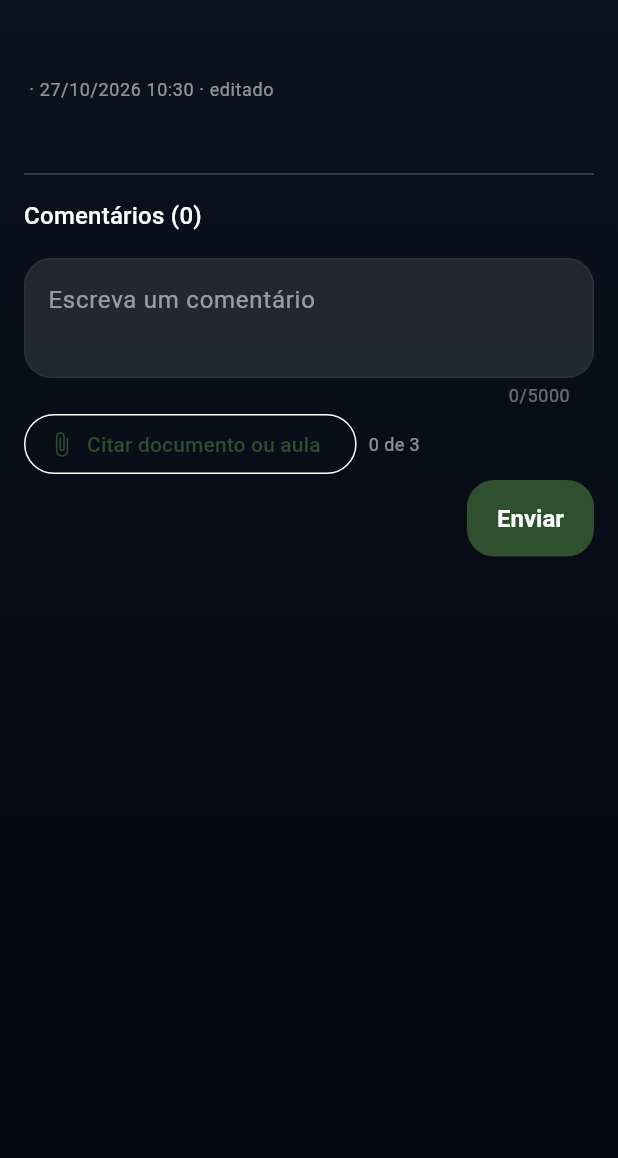
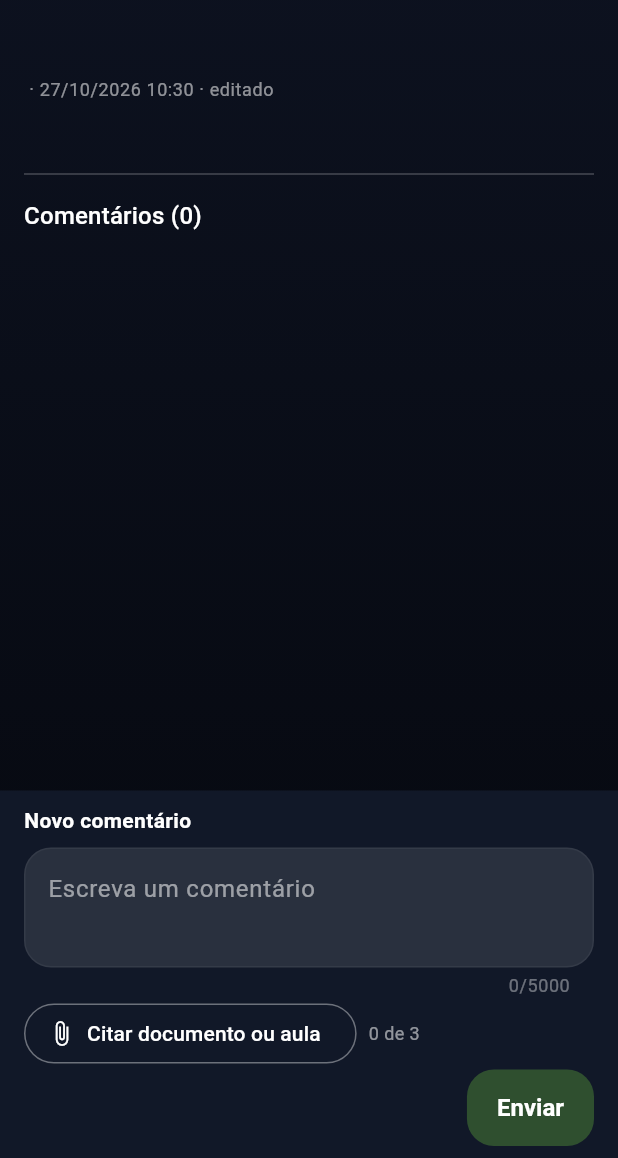
Before and after one commit to arcenojackson/app-ipe, a Flutter app: the ForumTopicPage screen opened directly with empty values, on a phone screen of 412 x 824 dp, the part 78-1236 px from its top. Run offline on Flutter 3.47's test engine with Material 3 defaults, Android fonts, the phone set to English and light mode, and no system bars; our stand-ins replace cached_network_image, cloud_firestore, cloud_functions, dio, firebase_analytics, firebase_auth and 13 more; accounts and stored records are empty; generated files the repository leaves out were written again.

Commit message:
feat(forum-app): composer único ancorado (comentar x responder) e botão Citar legível
Co-Authored-By: Claude Sonnet 5.5 <noreply@anthropic.com>

```diff
--- a/lib/src/modules/teaching_forum/presentation/forum_topic_page.dart
+++ b/lib/src/modules/teaching_forum/presentation/forum_topic_page.dart
@@ -39,6 +39,7 @@ class ForumTopicPage extends StatefulWidget {
 
 class _ForumTopicPageState extends State<ForumTopicPage> {
   late final ForumTopicController _controller;
+  ForumComment? _replyTo;
 
   @override
   void initState() {
@@ -190,8 +191,8 @@ class _ForumTopicPageState extends State<ForumTopicPage> {
     final perms = c.permissions!;
     final theme = Theme.of(context);
     final tree = buildCommentTree(c.comments);
-    return ListView(
-      padding: const EdgeInsets.fromLTRB(16, 12, 16, 48),
+    final list = ListView(
+      padding: const EdgeInsets.fromLTRB(16, 12, 16, 24),
       children: [
         Text(t.title,
             style: theme.textTheme.titleLarge
@@ -218,22 +219,98 @@ class _ForumTopicPageState extends State<ForumTopicPage> {
             perms: c.commentPerms,
             myVotes: c.myVotes,
             onVote: (cm, v) => c.vote(cm, v),
-            onReply: (cm, text, refs) => c.submitComment(text, cm, refs: refs),
+            replyingToId: _replyTo?.id,
+            onReply: (cm) => setState(() => _replyTo = cm),
             onEdit: (cm, text) => c.editComment(cm, text),
             onDelete: (cm) async {
               if (await _confirm('Apagar este comentário?')) await c.deleteComment(cm);
             },
           ),
-        const SizedBox(height: 16),
+      ],
+    );
+    final reply = _replyTo;
+    return Column(
+      children: [
+        Expanded(child: list),
         if (perms.canComment)
-          CommentComposer(
-            allowRefs: true,
-            onSubmit: (text, refs) => c.submitComment(text, null, refs: refs),
+          Material(
+            color: const Color(0xFF111828),
+            child: ConstrainedBox(
+              constraints: BoxConstraints(maxHeight: MediaQuery.of(context).size.height * 0.5),
+              child: SingleChildScrollView(
+                padding: const EdgeInsets.fromLTRB(16, 10, 16, 8),
+                child: Column(
+                  children: [
+                    // Os dois ficam montados: trocar de modo preserva os rascunhos.
+                    Offstage(
+                      offstage: reply != null,
+                      child: CommentComposer(
+                        key: const ValueKey('topic-composer'),
+                        allowRefs: true,
+                        header: const _ComposerHeader('Novo comentário'),
+                        onSubmit: (text, refs) => c.submitComment(text, null, refs: refs),
+                      ),
+                    ),
+                    if (reply != null)
+                      CommentComposer(
+                        key: ValueKey('reply-${reply.id}'),
+                        allowRefs: true,
+                        submitLabel: 'Responder',
+                        hint: 'Escreva uma resposta',
+                        header: _ComposerHeader('Respondendo a ${reply.authorName}',
+                            quote: reply.body),
+                        onCancel: () => setState(() => _replyTo = null),
+                        onSubmit: (text, refs) async {
+                          final ok = await c.submitComment(text, reply, refs: refs);
+                          if (ok && mounted) setState(() => _replyTo = null);
+                          return ok;
+                        },
+                      ),
+                  ],
+                ),
+              ),
+            ),
           )
         else
-          const Text('Este tópico não aceita novos comentários.',
-              style: TextStyle(color: Colors.white54)),
+          const Padding(
+            padding: EdgeInsets.all(16),
+            child: Text('Este tópico não aceita novos comentários.',
+                style: TextStyle(color: Colors.white54)),
+          ),
       ],
     );
   }
 }
+
+class _ComposerHeader extends StatelessWidget {
+  const _ComposerHeader(this.title, {this.quote});
+
+  final String title;
+  final String? quote;
+
+  @override
+  Widget build(BuildContext context) {
+    return Padding(
+      padding: const EdgeInsets.only(bottom: 8),
+      child: Column(
+        crossAxisAlignment: CrossAxisAlignment.start,
+        children: [
+          Text(title,
+              style: const TextStyle(color: Colors.white, fontWeight: FontWeight.w600)),
+          if (quote != null)
+            Container(
+              margin: const EdgeInsets.only(top: 4),
+              padding: const EdgeInsets.only(left: 8),
+              decoration: const BoxDecoration(
+                border: Border(left: BorderSide(color: Colors.white38, width: 2)),
+              ),
+              child: Text(quote!,
+                  maxLines: 2,
+                  overflow: TextOverflow.ellipsis,
+                  style: const TextStyle(color: Colors.white60, fontSize: 12)),
+            ),
+        ],
+      ),
+    );
+  }
+}
--- a/lib/src/modules/teaching_forum/presentation/widgets/comment_composer.dart
+++ b/lib/src/modules/teaching_forum/presentation/widgets/comment_composer.dart
@@ -14,12 +14,16 @@ class CommentComposer extends StatefulWidget {
     this.onCancel,
     this.submitLabel = 'Enviar',
     this.allowRefs = false,
+    this.header,
   });
 
   final Future<bool> Function(String text, List<ForumRef> refs) onSubmit;
 
   /// Mostra "Citar documento ou aula" (novo comentário e resposta).
   final bool allowRefs;
+
+  /// Cabeçalho acima do campo ("Novo comentário", "Respondendo a …").
+  final Widget? header;
   final String initialText;
   final String hint;
   final String submitLabel;
@@ -58,6 +62,8 @@ class _CommentComposerState extends State<CommentComposer> {
     return Column(
       crossAxisAlignment: CrossAxisAlignment.end,
       children: [
+        if (widget.header != null)
+          Align(alignment: Alignment.centerLeft, child: widget.header),
         TextField(
           controller: _controller,
           minLines: 2,
--- a/lib/src/modules/teaching_forum/presentation/widgets/ref_picker.dart
+++ b/lib/src/modules/teaching_forum/presentation/widgets/ref_picker.dart
@@ -63,7 +63,12 @@ class RefPickerField extends StatelessWidget {
                   },
             icon: const Icon(Icons.attach_file, size: 18),
             label: const Text('Citar documento ou aula'),
-            style: OutlinedButton.styleFrom(shape: const StadiumBorder()),
+            style: OutlinedButton.styleFrom(
+              foregroundColor: Colors.white,
+              disabledForegroundColor: Colors.white38,
+              side: BorderSide(color: full ? Colors.white12 : Colors.white38),
+              shape: const StadiumBorder(),
+            ),
           ),
           const SizedBox(width: 8),
           Text('${value.length} de $max',
```
Also changed, not shown: lib/src/modules/teaching_forum/presentation/widgets/comment_tile.dart (+8 -14 lines), 1 other file.
